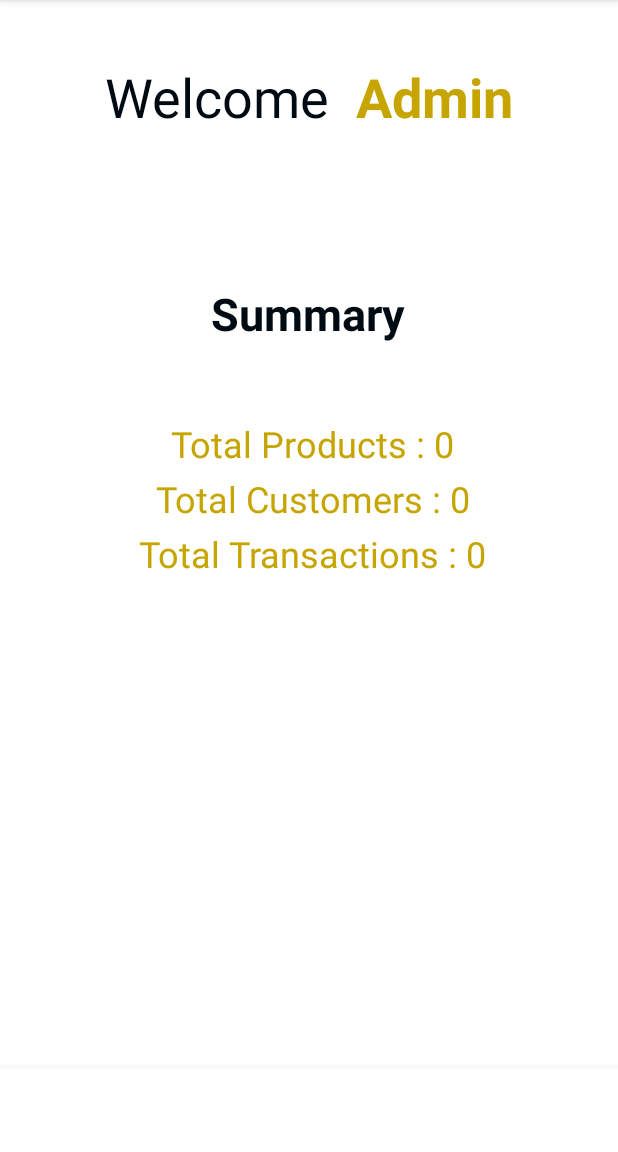
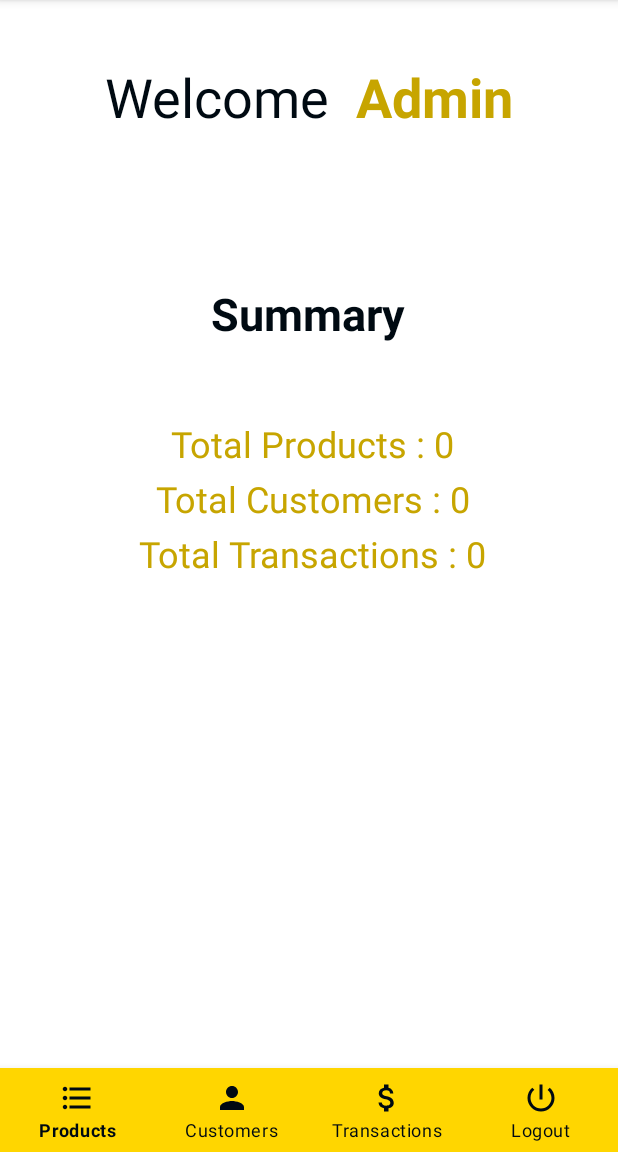
Before and after one commit to ETS-Android2/Garage_Sale, an Android app: the AdminActivity screen opened directly, with no data from a screen before it, on a phone screen of 412 x 824 dp, the part 84-1236 px from its top. Run offline under Robolectric (Android 15) with nearby library versions, the phone set to English and light mode, and no system bars; our stand-ins replace Firebase (no records; nobody signed in at launch, a user with empty details on screens opened directly).

Commit message:
Added some changes in Admin Products Activity

```diff
--- /dev/null
+++ b/GarageSale/app/src/main/res/drawable/ic_customer.xml
@@ -0,0 +1,10 @@
+<vector xmlns:android="http://schemas.android.com/apk/res/android"
+    android:width="24dp"
+    android:height="24dp"
+    android:viewportWidth="24"
+    android:viewportHeight="24"
+    android:tint="?attr/colorControlNormal">
+  <path
+      android:fillColor="@android:color/white"
+      android:pathData="M12,12c2.21,0 4,-1.79 4,-4s-1.79,-4 -4,-4 -4,1.79 -4,4 1.79,4 4,4zM12,14c-2.67,0 -8,1.34 -8,4v2h16v-2c0,-2.66 -5.33,-4 -8,-4z"/>
+</vector>
--- /dev/null
+++ b/GarageSale/app/src/main/res/drawable/ic_logout.xml
@@ -0,0 +1,10 @@
+<vector xmlns:android="http://schemas.android.com/apk/res/android"
+    android:width="24dp"
+    android:height="24dp"
+    android:viewportWidth="24"
+    android:viewportHeight="24"
+    android:tint="?attr/colorControlNormal">
+  <path
+      android:fillColor="@android:color/white"
+      android:pathData="M13,3h-2v10h2L13,3zM17.83,5.17l-1.42,1.42C17.99,7.86 19,9.81 19,12c0,3.87 -3.13,7 -7,7s-7,-3.13 -7,-7c0,-2.19 1.01,-4.14 2.58,-5.42L6.17,5.17C4.23,6.82 3,9.26 3,12c0,4.97 4.03,9 9,9s9,-4.03 9,-9c0,-2.74 -1.23,-5.18 -3.17,-6.83z"/>
+</vector>
--- /dev/null
+++ b/GarageSale/app/src/main/res/drawable/ic_money.xml
@@ -0,0 +1,10 @@
+<vector xmlns:android="http://schemas.android.com/apk/res/android"
+    android:width="24dp"
+    android:height="24dp"
+    android:viewportWidth="24"
+    android:viewportHeight="24"
+    android:tint="?attr/colorControlNormal">
+  <path
+      android:fillColor="@android:color/white"
+      android:pathData="M11.8,10.9c-2.27,-0.59 -3,-1.2 -3,-2.15 0,-1.09 1.01,-1.85 2.7,-1.85 1.78,0 2.44,0.85 2.5,2.1h2.21c-0.07,-1.72 -1.12,-3.3 -3.21,-3.81V3h-3v2.16c-1.94,0.42 -3.5,1.68 -3.5,3.61 0,2.31 1.91,3.46 4.7,4.13 2.5,0.6 3,1.48 3,2.41 0,0.69 -0.49,1.79 -2.7,1.79 -2.06,0 -2.87,-0.92 -2.98,-2.1h-2.2c0.12,2.19 1.76,3.42 3.68,3.83V21h3v-2.15c1.95,-0.37 3.5,-1.5 3.5,-3.55 0,-2.84 -2.43,-3.81 -4.7,-4.4z"/>
+</vector>
--- /dev/null
+++ b/GarageSale/app/src/main/res/menu/admin_bottom_nav_menu.xml
@@ -0,0 +1,24 @@
+<?xml version="1.0" encoding="utf-8"?>
+<menu xmlns:android="http://schemas.android.com/apk/res/android">
+
+    <item
+        android:id="@+id/navigation_products"
+        android:icon="@drawable/ic_products"
+        android:title="Products" />
+
+    <item
+        android:id="@+id/navigation_customers"
+        android:icon="@drawable/ic_customer"
+        android:title="Customers" />
+
+    <item
+        android:id="@+id/navigation_transactions"
+        android:icon="@drawable/ic_money"
+        android:title="Transactions" />
+
+    <item
+        android:id="@+id/navigation_logout"
+        android:icon="@drawable/ic_logout"
+        android:title="Logout" />
+
+</menu>
```
Also changed, not shown: GarageSale/app/src/main/res/layout/activity_admin_products.xml (+12 -2 lines), GarageSale/app/src/main/res/layout/item_admin_products.xml (added, +67 -0 lines).
